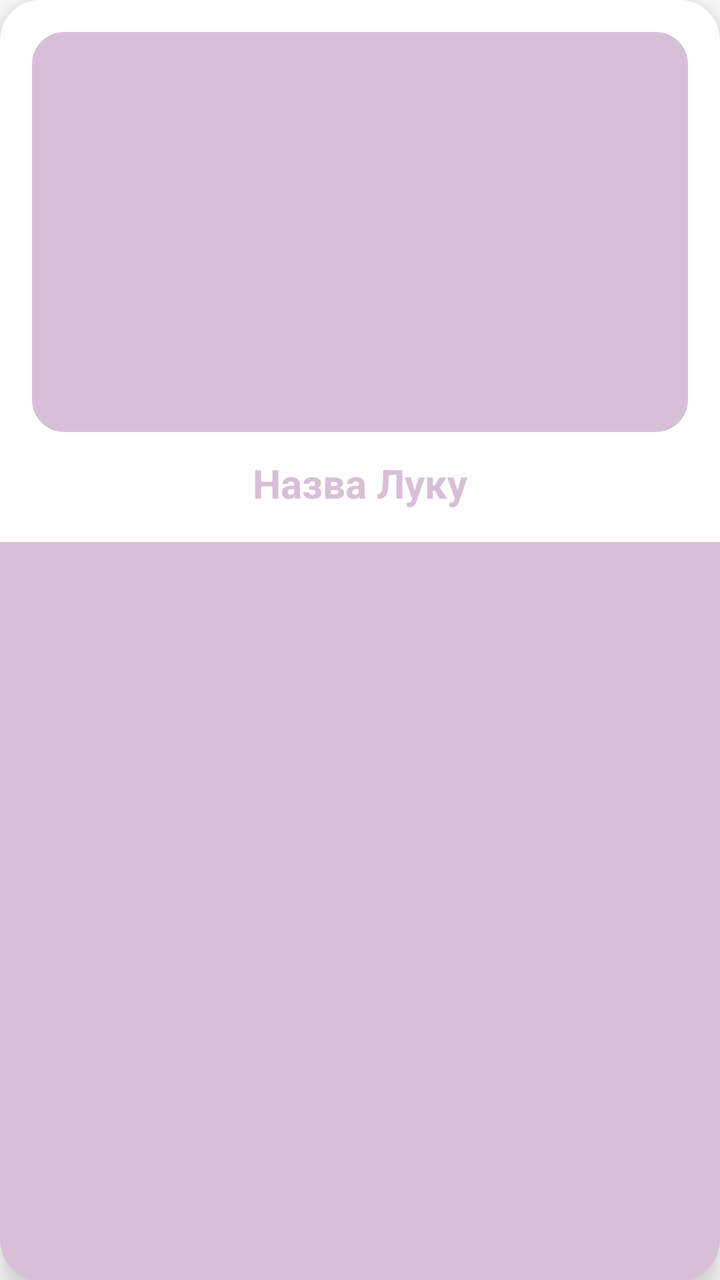
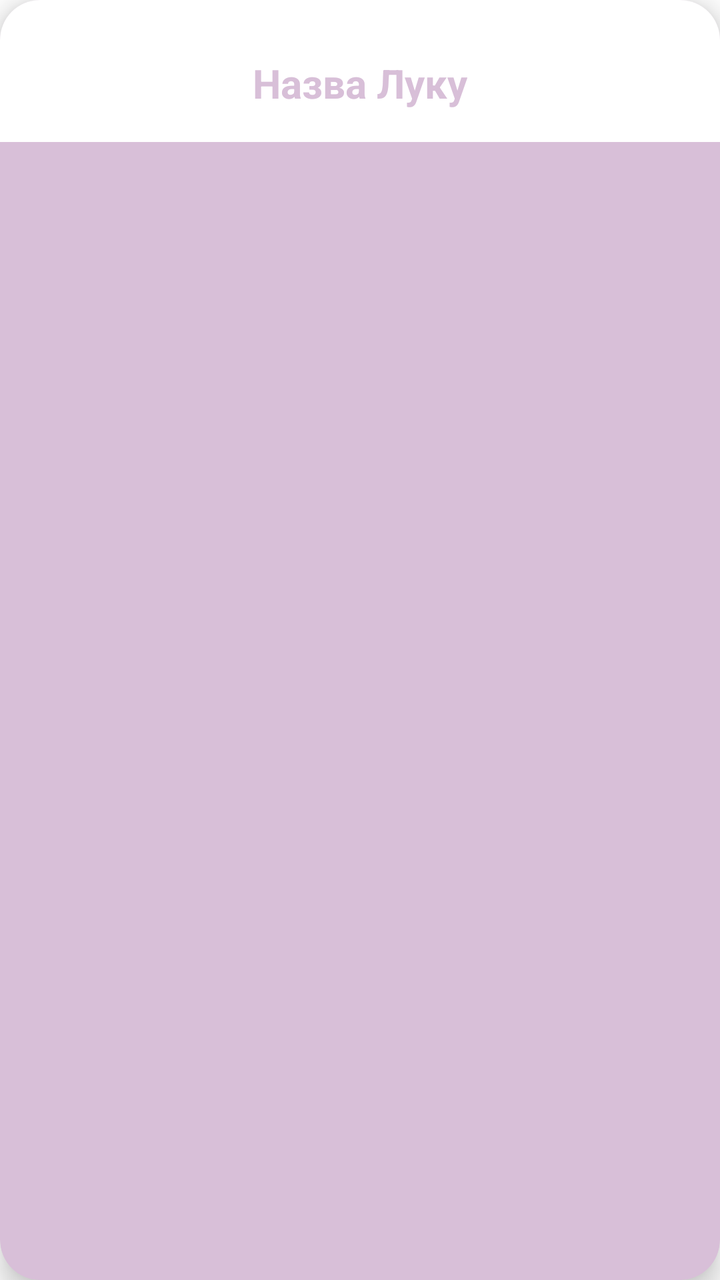

Screens rendered from an Android XML layout before and after an edit, with the pre-edit source and the edit as a unified diff.
<!-- AndroidManifest.xml: application theme Theme.CreateWardrobe -->
<!-- res/layout/item_look.xml -->
<?xml version="1.0" encoding="utf-8"?>
<androidx.cardview.widget.CardView xmlns:android="http://schemas.android.com/apk/res/android"
    xmlns:app="http://schemas.android.com/apk/res-auto"
    android:layout_width="match_parent"
    android:layout_height="wrap_content"
    android:layout_margin="10dp"
    android:elevation="8dp"
    android:backgroundTint="@color/pink"
    app:cardCornerRadius="20dp"
    app:cardElevation="8dp">

<LinearLayout
android:orientation="vertical"
android:layout_width="match_parent"
android:layout_height="wrap_content"
android:padding="16dp"
android:gravity="center_horizontal"
android:background="@color/white"
android:clipToPadding="false">

<ImageView
    android:id="@+id/look_image"
    android:layout_width="match_parent"
    android:layout_height="200dp"
    android:scaleType="centerCrop"
    android:backgroundTint="@color/pink"
android:contentDescription="Фото луку"
android:adjustViewBounds="true"
android:background="@drawable/rounded_image_background" />

<TextView
    android:id="@+id/look_name"
    android:layout_width="wrap_content"
    android:layout_height="wrap_content"
    android:layout_marginTop="12dp"
    android:text="Назва Луку"
    android:textSize="20sp"
    android:textColor="@color/pink"
    android:textStyle="bold"
    android:gravity="center" />
</LinearLayout>

    </androidx.cardview.widget.CardView>
<!-- resources referenced by this layout -->
<resources>
  <color name="pink">#D8BFD8</color>
  <color name="white">#FFFFFFFF</color>
  <!-- drawable rounded_image_background (drawable) -->
  <shape xmlns:android="http://schemas.android.com/apk/res/android">
      <solid android:color="#FFB6C1" />
      <corners android:radius="16dp"/>
  </shape>
  <style name="Theme.CreateWardrobe" parent="Base.Theme.CreateWardrobe" />
  <style name="Base.Theme.CreateWardrobe" parent="Theme.MaterialComponents.DayNight.NoActionBar">
          <item name="colorPrimary">@color/pink</item>
          <item name="colorPrimaryVariant">@color/pink</item>
          <item name="colorOnPrimary">@android:color/white</item>
      </style>
</resources>

<!-- the commit's change to res/layout/item_look.xml (unified diff, before → after) -->
@@ -9,35 +9,33 @@
     app:cardCornerRadius="20dp"
     app:cardElevation="8dp">
 
-<LinearLayout
-android:orientation="vertical"
-android:layout_width="match_parent"
-android:layout_height="wrap_content"
-android:padding="16dp"
-android:gravity="center_horizontal"
-android:background="@color/white"
-android:clipToPadding="false">
+    <LinearLayout
+        android:orientation="vertical"
+        android:layout_width="match_parent"
+        android:layout_height="wrap_content"
+        android:padding="16dp"
+        android:gravity="center_horizontal"
+        android:background="@color/white"
+        android:clipToPadding="false">
 
-<ImageView
-    android:id="@+id/look_image"
-    android:layout_width="match_parent"
-    android:layout_height="200dp"
-    android:scaleType="centerCrop"
-    android:backgroundTint="@color/pink"
-android:contentDescription="Фото луку"
-android:adjustViewBounds="true"
-android:background="@drawable/rounded_image_background" />
+        <androidx.recyclerview.widget.RecyclerView
+            android:id="@+id/look_images_preview"
+            android:layout_width="match_parent"
+            android:layout_height="wrap_content"
+            android:orientation="horizontal"
+            android:backgroundTint="@color/pink"
+            android:background="@drawable/rounded_image_background" />
 
-<TextView
-    android:id="@+id/look_name"
-    android:layout_width="wrap_content"
-    android:layout_height="wrap_content"
-    android:layout_marginTop="12dp"
-    android:text="Назва Луку"
-    android:textSize="20sp"
-    android:textColor="@color/pink"
-    android:textStyle="bold"
-    android:gravity="center" />
-</LinearLayout>
+        <TextView
+            android:id="@+id/look_name"
+            android:layout_width="wrap_content"
+            android:layout_height="wrap_content"
+            android:layout_marginTop="12dp"
+            android:text="Назва Луку"
+            android:textSize="20sp"
+            android:textColor="@color/pink"
+            android:textStyle="bold"
+            android:gravity="center" />
+    </LinearLayout>
 
-    </androidx.cardview.widget.CardView>
+</androidx.cardview.widget.CardView>
